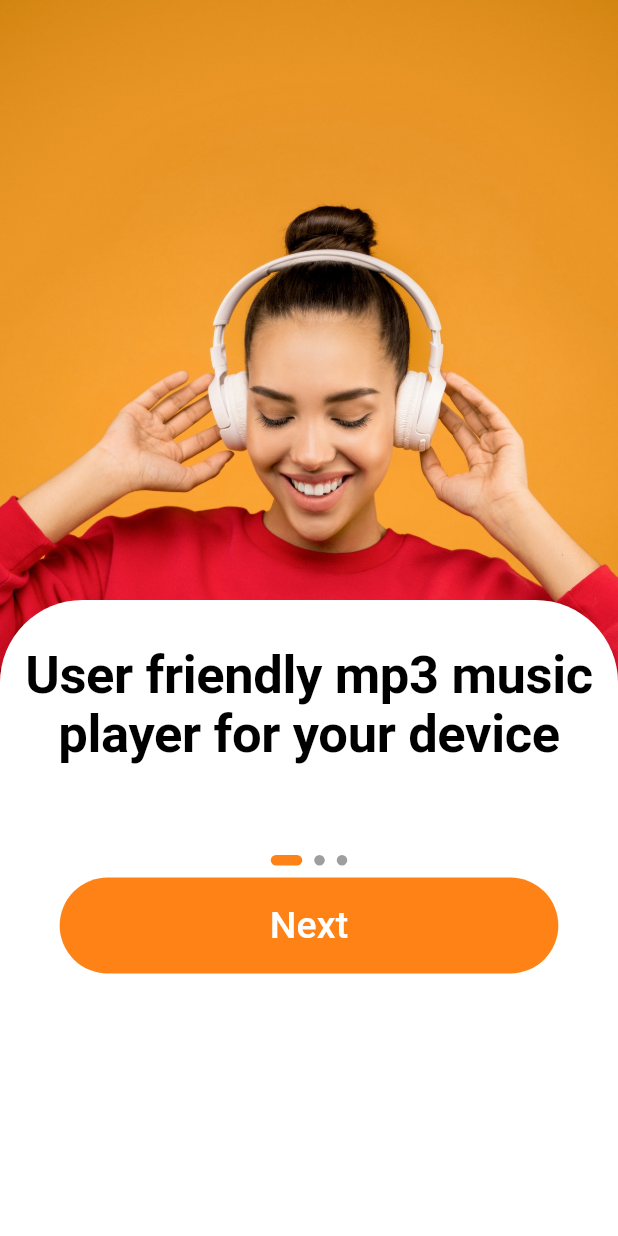
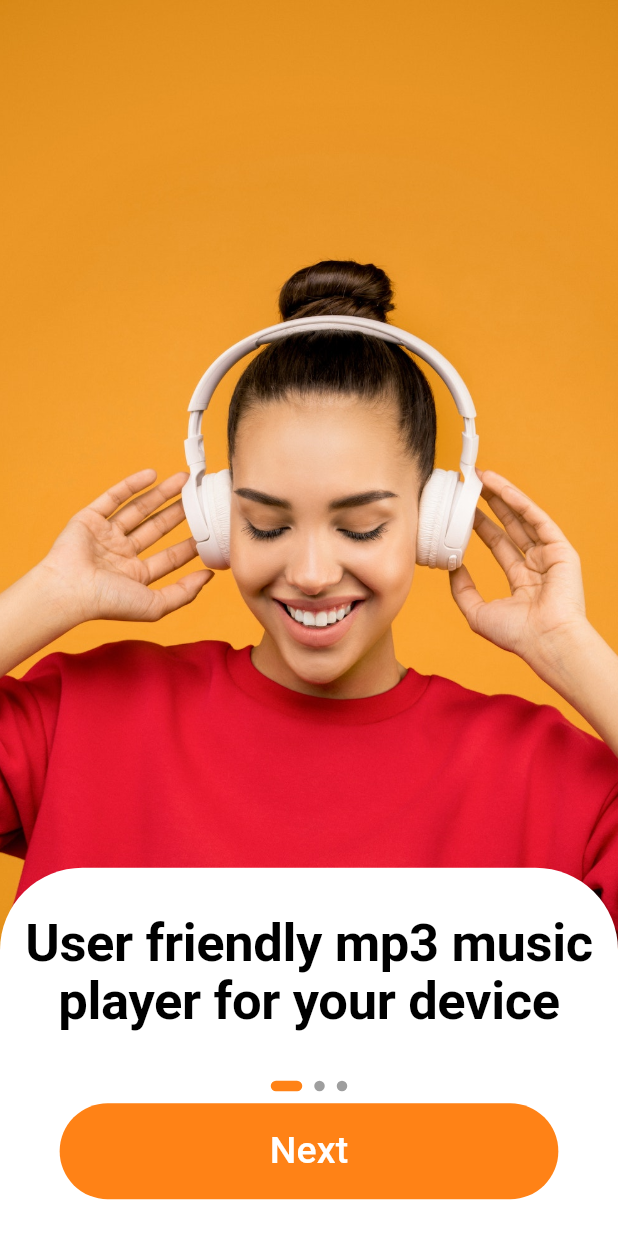
Before and after one commit to kunal-saigal-coditas/flutter_complex_ui_practice, a Flutter app: the screen it shows after launch, on a phone screen of 412 x 824 dp. Run offline on Flutter 3.47's test engine with Material 3 defaults, Android fonts, the phone set to English and light mode, and no system bars; drawn by our look-alikes of smooth_page_indicator; our stand-ins replace flutter_screenutil, flutter_spinkit.

Commit message:
screen utils

```diff
--- a/lib/main.dart
+++ b/lib/main.dart
@@ -1,13 +1,15 @@
-import 'package:complex_ui_assignment/screens/home_screen/home_page.dart';
-import 'package:complex_ui_assignment/screens/home_screen/home_screen.dart';
+// import 'package:complex_ui_assignment/screens/home_screen/home_page.dart';
+// import 'package:complex_ui_assignment/screens/home_screen/home_screen.dart';
 import 'package:complex_ui_assignment/screens/onboarding_screens/main_feature.dart';
-import 'package:complex_ui_assignment/screens/onboarding_screens/screen_model.dart';
-import 'package:complex_ui_assignment/screens/settings_screen/settings_screen.dart';
+// import 'package:complex_ui_assignment/screens/onboarding_screens/screen_model.dart';
+// import 'package:complex_ui_assignment/screens/settings_screen/settings_screen.dart';
 import 'package:complex_ui_assignment/theme/dark_theme.dart';
 import 'package:complex_ui_assignment/theme/light_theme.dart';
+
 import 'package:flutter/material.dart';
+import 'package:flutter_screenutil/flutter_screenutil.dart';
 
-import 'screens/splash_screen/splash_screen.dart';
+// import 'screens/splash_screen/splash_screen.dart';
 
 void main() {
   runApp(const MyApp());
@@ -23,13 +25,19 @@ class MyApp extends StatelessWidget {
     return ValueListenableBuilder<bool>(
         valueListenable: darkModeOn,
         builder: (BuildContext context, bool value, Widget? child) {
-          return MaterialApp(
+          return ScreenUtilInit(
+            designSize: const Size(
+              375,
+              812,
+            ),
+            builder: (context, child) => MaterialApp(
               themeMode: value ? ThemeMode.dark : ThemeMode.light,
               debugShowCheckedModeBanner: false,
               title: 'Mume Music Player',
               theme: buildLightTheme(),
               darkTheme: buildDarkTheme(),
               home: MainFeaturesPage(),
+            ),
           );
         });
   }
--- a/lib/screens/onboarding_screens/main_feature.dart
+++ b/lib/screens/onboarding_screens/main_feature.dart
@@ -1,4 +1,5 @@
 import 'package:flutter/material.dart';
+import 'package:flutter_screenutil/flutter_screenutil.dart';
 import 'package:smooth_page_indicator/smooth_page_indicator.dart';
 import '../../data_and_constants/constants.dart';
 import '../home_screen/home_screen.dart';
@@ -16,7 +17,7 @@ class MainFeaturesPage extends StatelessWidget {
       body: Column(
         children: [
           SizedBox(
-            height: 570,
+            height: 710.h,
             child: PageView(
               controller: _pagecontroller,
               children: const [
@@ -56,8 +57,11 @@ class MainFeaturesPage extends StatelessWidget {
                     duration: const Duration(milliseconds: 500),
                     curve: Curves.easeInOut);
               } else {
-                Navigator.of(context).push(MaterialPageRoute(
-                    builder: (context) => const HomeScreen()));
+                Navigator.of(context).push(
+                  MaterialPageRoute(
+                    builder: (context) => const HomeScreen(),
+                  ),
+                );
               }
             },
             style: ElevatedButton.styleFrom(
@@ -74,9 +78,11 @@ class MainFeaturesPage extends StatelessWidget {
             ),
             child: const Text(
               'Next',
-              style: TextStyle(fontSize: 25),
+              style: TextStyle(
+                fontSize: 25,
+              ),
             ),
-          )
+          ),
         ],
       ),
     );
--- a/lib/screens/onboarding_screens/screen_model.dart
+++ b/lib/screens/onboarding_screens/screen_model.dart
@@ -1,4 +1,5 @@
 import 'package:flutter/material.dart';
+import 'package:flutter_screenutil/flutter_screenutil.dart';
 
 class ScreenView extends StatelessWidget {
   const ScreenView({super.key, required this.imageUrl, required this.text});
@@ -19,12 +20,12 @@ class ScreenView extends StatelessWidget {
             ),
           ),
           Positioned(
-            top: 400,
+            top: 570.h,
             left: 0,
             right: 0,
             child: Container(
               // width: 35,
-              height: 350,
+              height: 350.h,
               padding: const EdgeInsets.only(top: 30, left: 16, right: 16),
               decoration: BoxDecoration(
                 color: Theme.of(context).primaryColor,
```
Also changed, not shown: lib/premium/widget/premium_benifits/premium_plans.dart (+4 -4 lines), lib/screens/artist_screen/artist_screen.dart (+5 -5 lines), 266 other files. Lines whose indentation alone changed are shown as unchanged.
